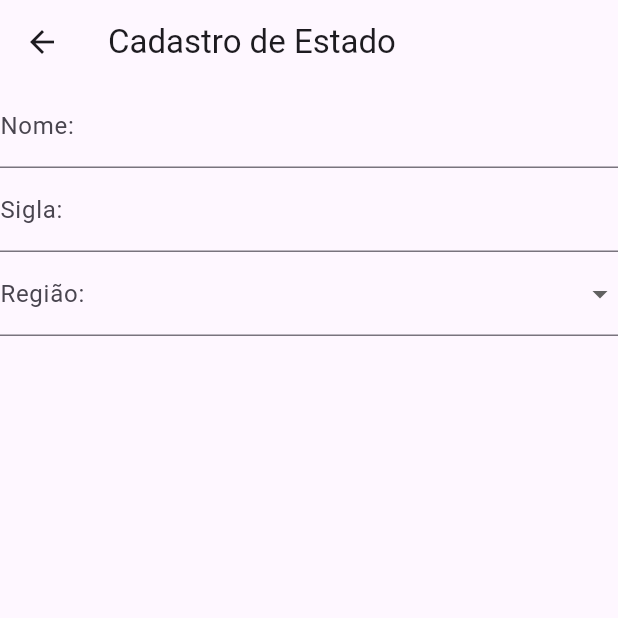
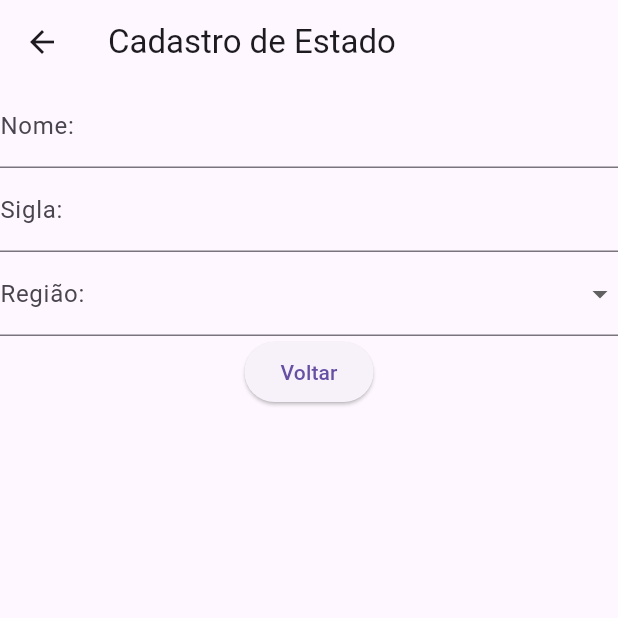
Before and after one commit to DDM-PONG-3ES/DA-Lucas, a Flutter app: the WidgetEstado screen opened by its route, on a phone screen of 412 x 824 dp, the top half of it. Run offline on Flutter 3.47's test engine with Material 3 defaults, Android fonts, the phone set to English and light mode, and no system bars; missing offline and left inert: namer_app.

Commit message:
feat: adição de button pra voltar pra home

```diff
--- a/project/lib/widget/widget_estado.dart
+++ b/project/lib/widget/widget_estado.dart
@@ -1,4 +1,6 @@
 import 'package:flutter/material.dart';
+import 'package:project/configuracao/rotas.dart';
+import 'package:project/widget/widget_botao.dart';
 
 class WidgetEstado extends StatelessWidget {
   const WidgetEstado({Key? key}) : super(key: key);
@@ -38,6 +40,7 @@ class WidgetEstado extends StatelessWidget {
                 print('Região selecionada: $value');
               },
             ),
+            WidgetBotao(rota: Rotas.home, rotulo: 'Voltar')
           ],
         ),
       ),
```
